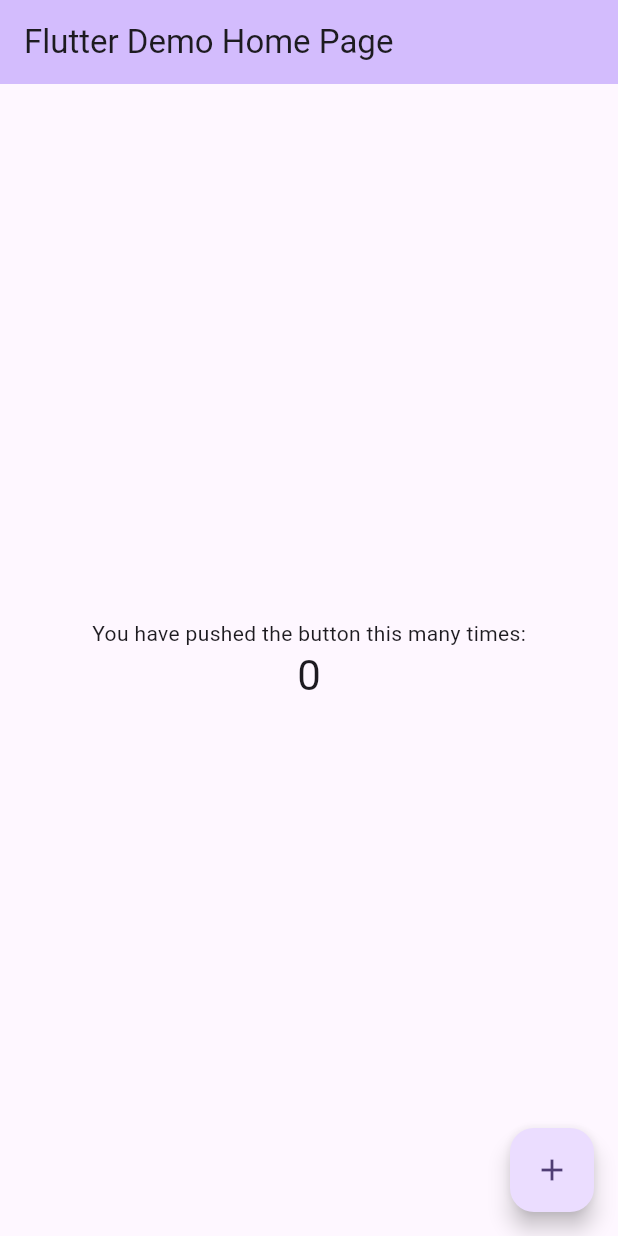
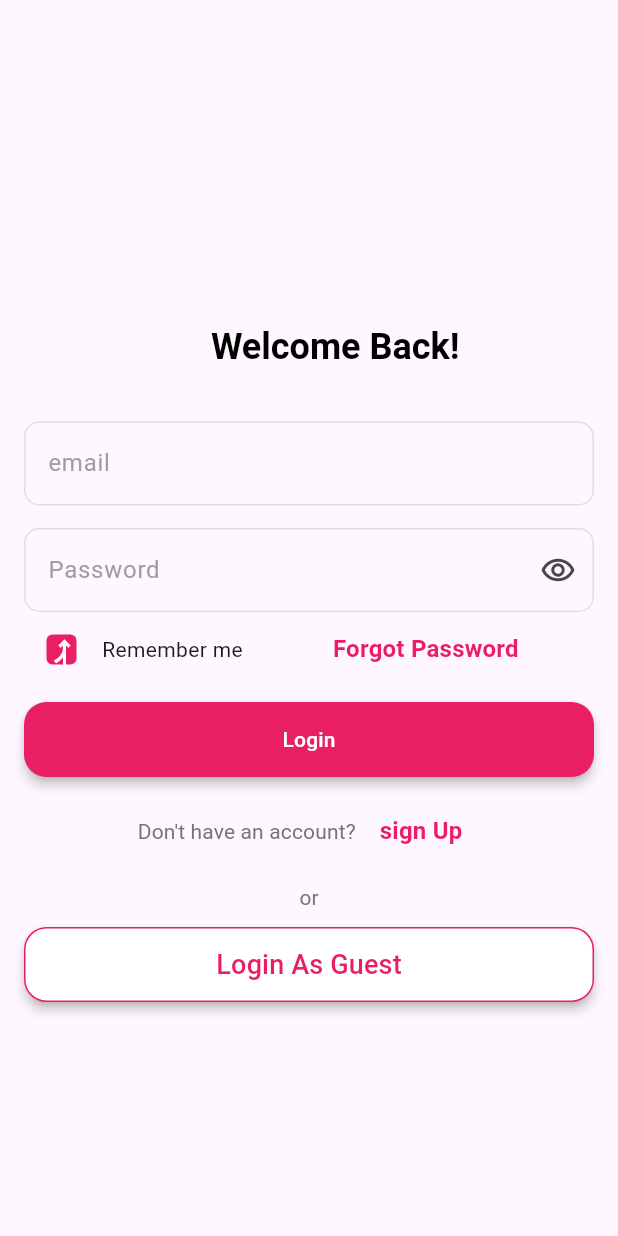
Before and after one commit to pranto372/food_delivery_multi_panel_app, a Flutter app: the screen it shows after launch, on a phone screen of 412 x 824 dp. Run offline on Flutter 3.47's test engine with Material 3 defaults, Android fonts, the phone set to English and light mode, and no system bars; our stand-ins replace animated_bottom_navigation_bar, get.

Commit message:
31/05/24

```diff
--- /dev/null
+++ b/lib/app.dart
@@ -0,0 +1,16 @@
+import 'package:flutter/material.dart';
+import 'package:food_delivery_multi_panel_app/theme/app_theme.dart';
+import 'package:food_delivery_multi_panel_app/user-panel/presentation/ui/auth/login_screen.dart';
+import 'package:get/get.dart';
+
+class FoodieFrenzy extends StatelessWidget {
+  const FoodieFrenzy({super.key});
+
+  @override
+  Widget build(BuildContext context) {
+    return GetMaterialApp(
+      theme: AppTheme.lightTheme,
+      home: LoginScreen(),
+    );
+  }
+}
--- a/lib/main.dart
+++ b/lib/main.dart
@@ -1,125 +1,6 @@
-import 'package:flutter/material.dart';
+import 'package:flutter/cupertino.dart';
+import 'package:food_delivery_multi_panel_app/app.dart';
 
-void main() {
-  runApp(const MyApp());
+void main(){
+  runApp(const FoodieFrenzy());
 }
-
-class MyApp extends StatelessWidget {
-  const MyApp({super.key});
-
-  // This widget is the root of your application.
-  @override
-  Widget build(BuildContext context) {
-    return MaterialApp(
-      title: 'Flutter Demo',
-      theme: ThemeData(
-        // This is the theme of your application.
-        //
-        // TRY THIS: Try running your application with "flutter run". You'll see
-        // the application has a purple toolbar. Then, without quitting the app,
-        // try changing the seedColor in the colorScheme below to Colors.green
-        // and then invoke "hot reload" (save your changes or press the "hot
-        // reload" button in a Flutter-supported IDE, or press "r" if you used
-        // the command line to start the app).
-        //
-        // Notice that the counter didn't reset back to zero; the application
-        // state is not lost during the reload. To reset the state, use hot
-        // restart instead.
-        //
-        // This works for code too, not just values: Most code changes can be
-        // tested with just a hot reload.
-        colorScheme: ColorScheme.fromSeed(seedColor: Colors.deepPurple),
-        useMaterial3: true,
-      ),
-      home: const MyHomePage(title: 'Flutter Demo Home Page'),
-    );
-  }
-}
-
-class MyHomePage extends StatefulWidget {
-  const MyHomePage({super.key, required this.title});
-
-  // This widget is the home page of your application. It is stateful, meaning
-  // that it has a State object (defined below) that contains fields that affect
-  // how it looks.
-
-  // This class is the configuration for the state. It holds the values (in this
-  // case the title) provided by the parent (in this case the App widget) and
-  // used by the build method of the State. Fields in a Widget subclass are
-  // always marked "final".
-
-  final String title;
-
-  @override
-  State<MyHomePage> createState() => _MyHomePageState();
-}
-
-class _MyHomePageState extends State<MyHomePage> {
-  int _counter = 0;
-
-  void _incrementCounter() {
-    setState(() {
-      // This call to setState tells the Flutter framework that something has
-      // changed in this State, which causes it to rerun the build method below
-      // so that the display can reflect the updated values. If we changed
-      // _counter without calling setState(), then the build method would not be
-      // called again, and so nothing would appear to happen.
-      _counter++;
-    });
-  }
-
-  @override
-  Widget build(BuildContext context) {
-    // This method is rerun every time setState is called, for instance as done
-    // by the _incrementCounter method above.
-    //
-    // The Flutter framework has been optimized to make rerunning build methods
-    // fast, so that you can just rebuild anything that needs updating rather
-    // than having to individually change instances of widgets.
-    return Scaffold(
-      appBar: AppBar(
-        // TRY THIS: Try changing the color here to a specific color (to
-        // Colors.amber, perhaps?) and trigger a hot reload to see the AppBar
-        // change color while the other colors stay the same.
-        backgroundColor: Theme.of(context).colorScheme.inversePrimary,
-        // Here we take the value from the MyHomePage object that was created by
-        // the App.build method, and use it to set our appbar title.
-        title: Text(widget.title),
-      ),
-      body: Center(
-        // Center is a layout widget. It takes a single child and positions it
-        // in the middle of the parent.
-        child: Column(
-          // Column is also a layout widget. It takes a list of children and
-          // arranges them vertically. By default, it sizes itself to fit its
-          // children horizontally, and tries to be as tall as its parent.
-          //
-          // Column has various properties to control how it sizes itself and
-          // how it positions its children. Here we use mainAxisAlignment to
-          // center the children vertically; the main axis here is the vertical
-          // axis because Columns are vertical (the cross axis would be
-          // horizontal).
-          //
-          // TRY THIS: Invoke "debug painting" (choose the "Toggle Debug Paint"
-          // action in the IDE, or press "p" in the console), to see the
-          // wireframe for each widget.
-          mainAxisAlignment: MainAxisAlignment.center,
-          children: <Widget>[
-            const Text(
-              'You have pushed the button this many times:',
-            ),
-            Text(
-              '$_counter',
-              style: Theme.of(context).textTheme.headlineMedium,
-            ),
-          ],
-        ),
-      ),
-      floatingActionButton: FloatingActionButton(
-        onPressed: _incrementCounter,
-        tooltip: 'Increment',
-        child: const Icon(Icons.add),
-      ), // This trailing comma makes auto-formatting nicer for build methods.
-    );
-  }
-}
--- /dev/null
+++ b/lib/theme/app_theme.dart
@@ -0,0 +1,52 @@
+import 'package:flutter/material.dart';
+import 'package:food_delivery_multi_panel_app/theme/colors/app_colors.dart';
+
+
+class AppTheme {
+  static ThemeData lightTheme = ThemeData(
+    inputDecorationTheme: InputDecorationTheme(
+        border: OutlineInputBorder(
+          borderRadius: BorderRadius.circular(10),
+        ),
+        focusedBorder: OutlineInputBorder(
+          borderRadius: BorderRadius.circular(10),
+          borderSide: const BorderSide(color: AppColors.primaryColor),
+        ),
+        enabledBorder: OutlineInputBorder(
+          borderRadius: BorderRadius.circular(10),
+          borderSide: BorderSide(color: Colors.grey.shade300),
+        ),
+        hintStyle: TextStyle(
+          color: Colors.grey.shade400,
+          fontSize: 15,
+          fontWeight: FontWeight.w400,
+        ),
+        labelStyle: const TextStyle(color: Colors.grey),
+        prefixIconColor: Colors.grey),
+    textTheme: TextTheme(
+      titleLarge: const TextStyle(
+          fontSize: 24, fontWeight: FontWeight.bold, color: Colors.black),
+      titleMedium: const TextStyle(
+        fontSize: 16,
+        fontWeight: FontWeight.w600,
+        color: AppColors.primaryColor,
+      ),
+      titleSmall: TextStyle(
+          fontSize: 14,
+          fontWeight: FontWeight.w400,
+          color: Colors.grey.shade600),
+      displayMedium: const TextStyle(
+          fontSize: 16, fontWeight: FontWeight.w600, color: Colors.black),
+    ),
+    elevatedButtonTheme: ElevatedButtonThemeData(
+      style: ElevatedButton.styleFrom(
+        backgroundColor: AppColors.primaryColor,
+        foregroundColor: Colors.white,
+        elevation: 3,
+        shape: RoundedRectangleBorder(
+          borderRadius: BorderRadius.circular(15),
+        ),
+      ),
+    ),
+  );
+}
--- /dev/null
+++ b/lib/theme/colors/app_colors.dart
@@ -0,0 +1,7 @@
+import 'package:flutter/material.dart';
+
+class AppColors {
+  static const primaryColor = Colors.pink;
+  static const textColor = Colors.black;
+  static const subTitleColor = Colors.grey;
+}
--- /dev/null
+++ b/lib/user-panel/presentation/ui/auth/login_screen.dart
@@ -0,0 +1,140 @@
+
+import 'package:flutter/material.dart';
+import 'package:food_delivery_multi_panel_app/theme/colors/app_colors.dart';
+import 'package:food_delivery_multi_panel_app/user-panel/presentation/ui/auth/sign_up_screen.dart';
+import 'package:get/get.dart';
+
+class LoginScreen extends StatelessWidget {
+  const LoginScreen({super.key});
+
+  @override
+  Widget build(BuildContext context) {
+    return Scaffold(
+      body: SingleChildScrollView(
+        child: Padding(
+          padding: const EdgeInsets.all(16),
+          child: Column(
+            children: [
+              Padding(
+                padding: const EdgeInsets.only(top: 200, left: 55, right: 20),
+                child: Text(
+                  'Welcome Back!',
+                  style: Theme.of(context).textTheme.titleLarge,
+                ),
+              ),
+              SizedBox(
+                height: 35,
+              ),
+              TextFormField(
+                keyboardType: TextInputType.text,
+                textInputAction: TextInputAction.next,
+                decoration: (InputDecoration(
+                    hintText: 'Enter your email...', labelText: 'email')),
+              ),
+              SizedBox(
+                height: 15,
+              ),
+              TextFormField(
+                textInputAction: TextInputAction.done,
+                keyboardType: TextInputType.text,
+                obscureText: false,
+                decoration: (InputDecoration(
+                  suffixIcon: Icon(Icons.remove_red_eye_outlined),
+                  hintText: 'Enter your password...',
+                  labelText: 'Password',
+                )),
+              ),
+              Row(
+                children: [
+                  Container(
+                    height: 20,
+                    width: 20,
+                    margin: EdgeInsets.all(15),
+                    child: Icon(
+                      Icons.ramp_right,
+                      color: Colors.white,
+                    ),
+                    decoration: BoxDecoration(
+                      borderRadius: BorderRadius.circular(4),
+                      color: AppColors.primaryColor,
+                    ),
+                  ),
+                  SizedBox(
+                    width: 2,
+                  ),
+                  Text('Remember me'),
+                  SizedBox(
+                    width: 60,
+                  ),
+                  Text(
+                    'Forgot Password',
+                    style: Theme.of(context).textTheme.titleMedium,
+                  ),
+                ],
+              ),
+              SizedBox(
+                height: 10,
+              ),
+              SizedBox(
+                height: 50,
+                width: double.infinity,
+                child: ElevatedButton(
+                  onPressed: () {},
+                  child: Text('Login'),
+                ),
+              ),
+              SizedBox(
+                height: 12,
+              ),
+              Row(
+                mainAxisAlignment: MainAxisAlignment.center,
+                children: [
+                  Text(
+                    '''Don't have an account?''',
+                    style: Theme.of(context).textTheme.titleSmall,
+                  ),
+                  SizedBox(
+                    width: 4,
+                  ),
+                  TextButton(
+                      onPressed: () {
+                        Get.to(() => SignUpScreen());
+                      },
+                      child: Text(
+                        'sign Up',
+                        style: Theme.of(context).textTheme.titleMedium,
+                      ))
+                ],
+              ),
+              SizedBox(
+                height: 10,
+              ),
+              Text(
+                'or',
+                style: Theme.of(context).textTheme.titleSmall,
+              ),
+              SizedBox(
+                height: 10,
+              ),
+              SizedBox(
+                height: 50,
+                width: double.infinity,
+                child: ElevatedButton(
+                  style: ElevatedButton.styleFrom(
+                      backgroundColor: Colors.white,
+                      side: BorderSide(color: AppColors.primaryColor)),
+                  onPressed: () {},
+                  child: Text(
+                    'Login As Guest',
+                    style:
+                    TextStyle(color: AppColors.primaryColor, fontSize: 18),
+                  ),
+                ),
+              )
+            ],
+          ),
+        ),
+      ),
+    );
+  }
+}
--- a/pubspec.yaml
+++ b/pubspec.yaml
@@ -35,6 +35,8 @@ dependencies:
   # The following adds the Cupertino Icons font to your application.
   # Use with the CupertinoIcons class for iOS style icons.
   cupertino_icons: ^1.0.6
+  get: ^4.6.6
+  animated_bottom_navigation_bar: ^1.3.3
 
 dev_dependencies:
   flutter_test:
```
Also changed, not shown: lib/user-panel/presentation/ui/auth/guest_sign_up_screen.dart (added, +104 -0 lines), lib/user-panel/presentation/ui/auth/sign_up_screen.dart (added, +101 -0 lines), lib/user-panel/presentation/ui/screen/home_screen.dart (added, +13 -0 lines), lib/user-panel/presentation/ui/screen/main_bottom_nav_screen.dart (added, +58 -0 lines), lib/user-panel/presentation/ui/screen/menu_screen.dart (added, +15 -0 lines), lib/user-panel/presentation/ui/screen/offer_screen.dart (added, +15 -0 lines), lib/user-panel/presentation/ui/screen/profile_screen.dart (added, +15 -0 lines), pubspec.lock.
